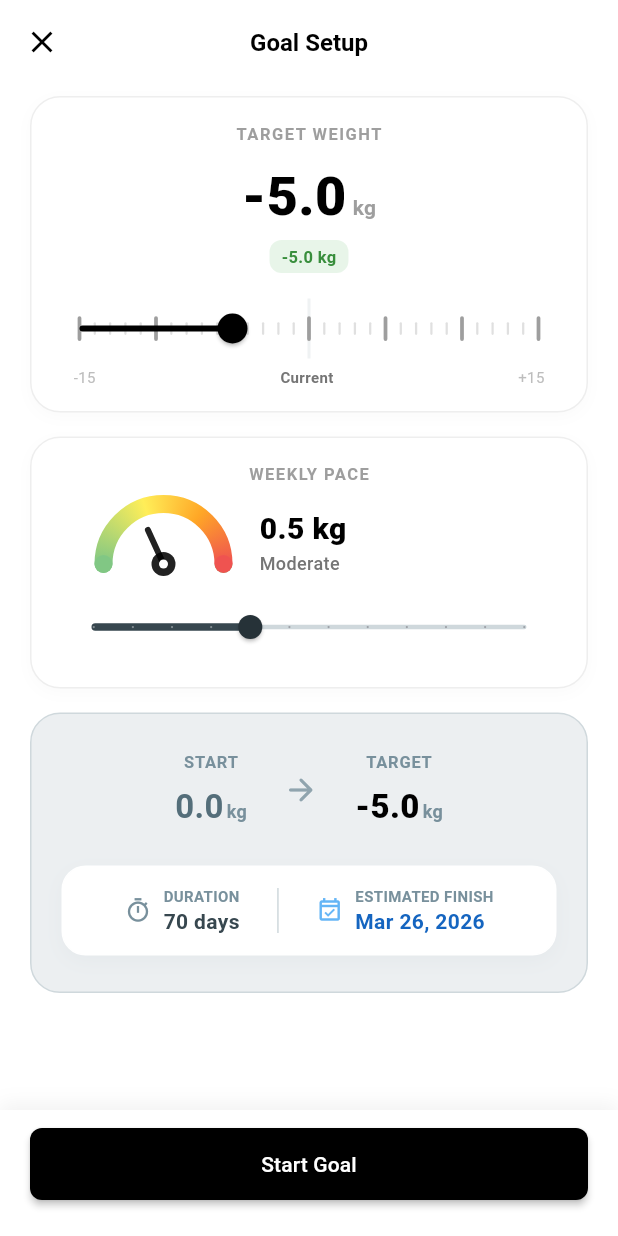
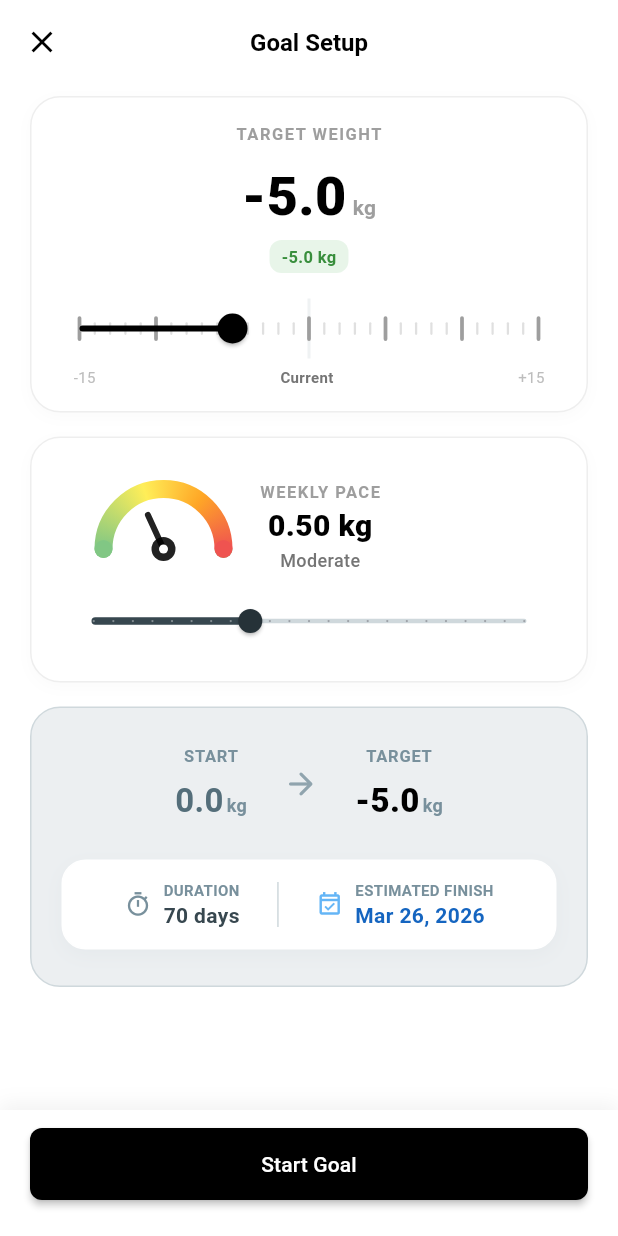
Before and after one commit to tomaszzywicki/cal-cones, a Flutter app: the GoalSetupScreen screen opened directly with empty values, on a phone screen of 412 x 824 dp. Run offline on Flutter 3.47's test engine with Material 3 defaults, Android fonts, the phone set to English and light mode, and no system bars; our stand-ins replace connectivity_plus, firebase_auth, firebase_core, fl_chart, flutter_dotenv, google_generative_ai and 5 more; missing offline and left inert: mobile_scanner; accounts and stored records are empty; network calls fail.

Commit message:
further works

```diff
--- a/frontend/lib/features/goal/presentation/screens/goal_setup.dart
+++ b/frontend/lib/features/goal/presentation/screens/goal_setup.dart
@@ -1,6 +1,7 @@
 import 'package:flutter/material.dart';
 import 'package:flutter/services.dart';
 import 'package:intl/intl.dart';
+import 'dart:math';
 import 'package:provider/provider.dart';
 import 'package:frontend/features/goal/data/goal_model.dart';
 import 'package:frontend/features/goal/services/goal_service.dart';
@@ -37,20 +38,27 @@ class _GoalSetupScreenState extends State<GoalSetupScreen> {
     _sliderMinWeight = widget.currentWeight - 15.0;
     _sliderMaxWeight = widget.currentWeight + 15.0;
 
-    // Domyślny cel (clampowany do zakresu)
-    _targetWeight = (widget.currentWeight - 5.0).clamp(_sliderMinWeight, _sliderMaxWeight);
+    // Domyślny cel - zaokrąglony do 1 miejsca po przecinku
+    double rawTarget = widget.currentWeight - 5.0;
+    _targetWeight = _roundDouble(rawTarget.clamp(_sliderMinWeight, _sliderMaxWeight), 1);
+
     _tempo = 0.5;
     _calculateDate();
   }
 
   void _calculateDate() {
-    final diff = (widget.currentWeight - _targetWeight).abs();
+    // 1. Oblicz różnicę i zaokrąglij ją do 1 miejsca po przecinku (zgodnie z UI)
+    // To eliminuje błędy typu 4.99999999 kg
+    final double rawDiff = (widget.currentWeight - _targetWeight).abs();
+    final double diff = _roundDouble(rawDiff, 1);
 
-    if (diff < 0.1 || _tempo <= 0) {
+    // Zabezpieczenie przed dzieleniem przez zero lub zbyt małą różnicą
+    if (diff < 0.1 || _tempo <= 0.05) {
       setState(() => _estimatedDate = DateTime.now().add(const Duration(days: 30)));
       return;
     }
 
+    // Obliczenia
     final weeksNeeded = diff / _tempo;
     final daysNeeded = (weeksNeeded * 7).round();
 
@@ -206,7 +214,8 @@ class _GoalSetupScreenState extends State<GoalSetupScreen> {
                                   max: _sliderMaxWeight,
                                   onChanged: (val) {
                                     setState(() {
-                                      _targetWeight = val;
+                                      // Zaokrąglamy do 1 miejsca po przecinku (np. 75.4 kg)
+                                      _targetWeight = _roundDouble(val, 1);
                                       _calculateDate();
                                     });
                                     HapticFeedback.selectionClick();
@@ -248,17 +257,7 @@ class _GoalSetupScreenState extends State<GoalSetupScreen> {
                     child: Column(
                       crossAxisAlignment: CrossAxisAlignment.start,
                       children: [
-                        const Center(
-                          child: Text(
-                            "WEEKLY PACE",
-                            style: TextStyle(
-                              fontSize: 11,
-                              fontWeight: FontWeight.bold,
-                              color: Colors.grey,
-                              letterSpacing: 1.0,
-                            ),
-                          ),
-                        ),
+                        const Center(),
                         const SizedBox(height: 12),
 
                         Padding(
@@ -276,14 +275,20 @@ class _GoalSetupScreenState extends State<GoalSetupScreen> {
                                 ),
                               ),
                               const SizedBox(width: 24),
-                              Expanded(
-                                child: Row(
-                                  children: [
                               Column(
-                                      crossAxisAlignment: CrossAxisAlignment.start,
+                                crossAxisAlignment: CrossAxisAlignment.center,
                                 children: [
                                   Text(
-                                          "${_tempo.toStringAsFixed(1)} kg",
+                                    "WEEKLY PACE",
+                                    style: TextStyle(
+                                      fontSize: 11,
+                                      fontWeight: FontWeight.bold,
+                                      color: Colors.grey,
+                                      letterSpacing: 1.0,
+                                    ),
+                                  ),
+                                  Text(
+                                    "${_tempo.toStringAsFixed(2)} kg",
                                     style: const TextStyle(
                                       fontSize: 20,
                                       fontWeight: FontWeight.w800,
@@ -291,9 +296,7 @@ class _GoalSetupScreenState extends State<GoalSetupScreen> {
                                     ),
                                   ),
                                   Text(
-                                          _tempo < 0.4
-                                              ? "Sustainable"
-                                              : (_tempo > 0.9 ? "Aggressive" : "Moderate"),
+                                    _tempo < 0.4 ? "Sustainable" : (_tempo > 0.9 ? "Aggressive" : "Moderate"),
                                     style: TextStyle(
                                       fontSize: 12,
                                       color: Colors.grey.shade600,
@@ -302,9 +305,42 @@ class _GoalSetupScreenState extends State<GoalSetupScreen> {
                                   ),
                                 ],
                               ),
-                                  ],
-                                ),
-                              ),
+                              // TODO: Fix this info box
+                              // if (_targetWeight > widget.currentWeight && _tempo > 0.25)
+                              //   Container(
+                              //     margin: const EdgeInsets.only(top: 16, left: 16, right: 16),
+                              //     padding: const EdgeInsets.all(10),
+                              //     decoration: BoxDecoration(
+                              //       color: Colors.orange.shade50,
+                              //       borderRadius: BorderRadius.circular(10),
+                              //       border: Border.all(color: Colors.orange.shade200),
+                              //     ),
+                              //     child: Row(
+                              //       crossAxisAlignment: CrossAxisAlignment.start,
+                              //       mainAxisSize: MainAxisSize
+                              //           .min, // 1. Ważne: Wiersz zajmuje tylko tyle miejsca ile musi
+                              //       children: [
+                              //         Icon(
+                              //           Icons.info_outline_rounded,
+                              //           color: Colors.orange.shade700,
+                              //           size: 18,
+                              //         ),
+                              //         const SizedBox(width: 10),
+                              //         // 2. Ważne: Flexible zamiast Expanded naprawia błąd "unbounded width"
+                              //         Flexible(
+                              //           child: Text(
+                              //             "Pace > 0.25kg/week implies that some gained mass will likely be stored as fat.",
+                              //             style: TextStyle(
+                              //               color: Colors.orange.shade800,
+                              //               fontSize: 11,
+                              //               fontWeight: FontWeight.w600,
+                              //               height: 1.3,
+                              //             ),
+                              //           ),
+                              //         ),
+                              //       ],
+                              //     ),
+                              //   ),
                             ],
                           ),
                         ),
@@ -323,10 +359,11 @@ class _GoalSetupScreenState extends State<GoalSetupScreen> {
                             value: _tempo,
                             min: _minTempo,
                             max: _maxTempo,
-                            divisions: 11,
+                            divisions: 22,
                             onChanged: (val) {
                               setState(() {
-                                _tempo = val;
+                                // Zaokrąglamy do 2 miejsc po przecinku (np. 0.55 kg/week)
+                                _tempo = _roundDouble(val, 2);
                                 _calculateDate();
                               });
                               HapticFeedback.selectionClick();
@@ -353,7 +390,7 @@ class _GoalSetupScreenState extends State<GoalSetupScreen> {
                         Row(
                           mainAxisAlignment: MainAxisAlignment.center,
                           children: [
-                            _buildWeightInfo("Start", "${widget.currentWeight}", "kg"),
+                            _buildWeightInfo("START", "${widget.currentWeight}", "kg"),
 
                             Padding(
                               padding: const EdgeInsets.symmetric(horizontal: 24.0),
@@ -460,6 +497,7 @@ class _GoalSetupScreenState extends State<GoalSetupScreen> {
                     ),
                   ),
 
+                  const SizedBox(height: 16),
                   // 4. WARNING
                   if (widget.isReplacingExistingGoal)
                     Container(
@@ -475,7 +513,7 @@ class _GoalSetupScreenState extends State<GoalSetupScreen> {
                           const SizedBox(width: 12),
                           Expanded(
                             child: Text(
-                              "This will archive your current goal. Action is irreversible.",
+                              "By setting a new goal, your current goal will be closed. Make sure to record your final weight for the old goal.",
                               style: TextStyle(
                                 color: Colors.red.shade800,
                                 fontSize: 12,
@@ -567,6 +605,11 @@ class _GoalSetupScreenState extends State<GoalSetupScreen> {
       ],
     );
   }
+
+  double _roundDouble(double value, int places) {
+    final mod = pow(10.0, places);
+    return ((value * mod).round().toDouble() / mod);
+  }
 }
 
 // --- PAINTER DO PODZIAŁKI I ŚRODKA ---
```
Lines whose indentation alone changed are shown as unchanged.
